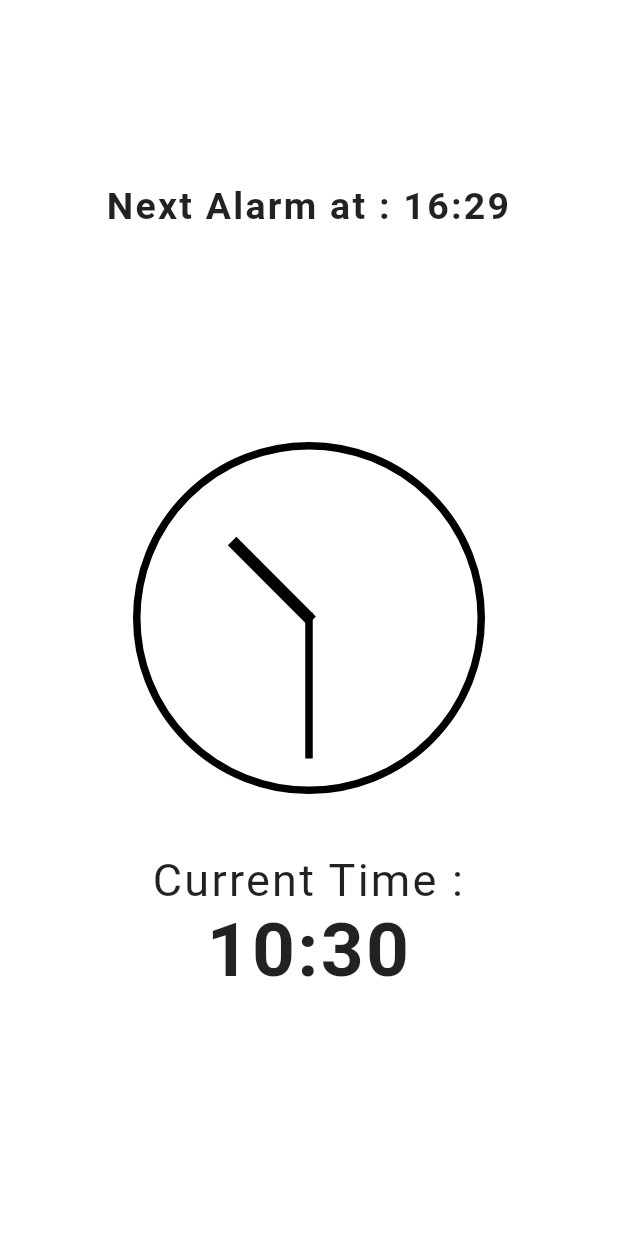
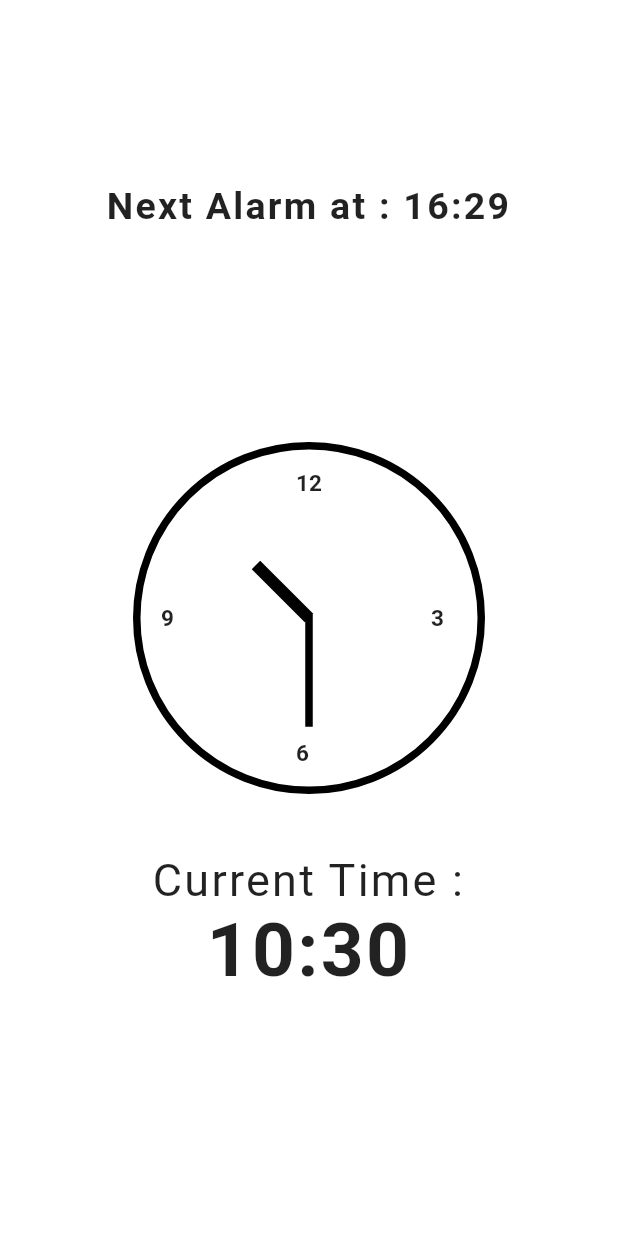
Before and after one commit to adhikagunadarma/simple-alarm-app, a Flutter app: the screen it shows after launch, on a phone screen of 412 x 824 dp. Run offline on Flutter 3.47's test engine with Material 2 defaults, Android fonts, the phone set to English and light mode, and no system bars.

Commit message:
implement number widgets

```diff
--- a/lib/analog_clock.dart
+++ b/lib/analog_clock.dart
@@ -6,6 +6,7 @@ import 'package:intl/intl.dart';
 import 'package:vector_math/vector_math_64.dart' show radians;
 
 import 'hand.dart';
+import 'number.dart';
 
 /// Total distance traveled by a second or a minute hand, each second or minute,
 /// respectively.
@@ -187,16 +188,17 @@ class _AnalogClockState extends State<AnalogClock> {
                           alignment: Alignment.center,
                           children: [
                             // min
+                            Number(),
                             Hand(
                               color: Colors.transparent,
                               size: 0.5,
                               angleRadians: _now.minute * radiansPerTick +
                                   (_now.second / 60) * radiansPerTick,
                               child: Transform.translate(
-                                offset: Offset(0.0, -90.0),
+                                offset: Offset(0.0, -70.0),
                                 child: Container(
                                   width: 10,
-                                  height: 250,
+                                  height: 150,
                                   decoration: BoxDecoration(
                                     color: customTheme.highlightColor,
                                   ),
@@ -211,10 +213,10 @@ class _AnalogClockState extends State<AnalogClock> {
                               angleRadians: _now.hour * radiansPerHour +
                                   (_now.minute / 60) * radiansPerHour,
                               child: Transform.translate(
-                                offset: Offset(0.0, -70.0),
+                                offset: Offset(0.0, -50.0),
                                 child: Container(
                                   width: 16,
-                                  height: 150,
+                                  height: 100,
                                   decoration: BoxDecoration(
                                     color: customTheme.primaryColor,
                                   ),
--- /dev/null
+++ b/lib/number.dart
@@ -0,0 +1,57 @@
+
+import 'package:flutter/material.dart';
+
+class Number extends StatelessWidget{
+
+  @override
+  @override
+  Widget build(BuildContext context) {
+    const fontSize = 15.0;
+
+    return Stack(
+      children: [
+        Transform.translate(
+          offset: Offset(0.0, -90.0),
+          child: Text(
+            '12',
+            style: TextStyle(
+              fontSize: fontSize,
+              fontWeight: FontWeight.bold,
+            ),
+          ),
+        ),
+
+        Transform.translate(
+          offset: Offset(90.0, 0.0),
+          child: Text(
+            '3',
+            style: TextStyle(
+              fontSize: fontSize,
+              fontWeight: FontWeight.bold,
+            ),
+          ),
+        ),
+        Transform.translate(
+          offset: Offset(0.0, 90.0),
+          child: Text(
+            '6',
+            style: TextStyle(
+              fontSize: fontSize,
+              fontWeight: FontWeight.bold,
+            ),
+          ),
+        ),
+        Transform.translate(
+          offset: Offset(-90.0, 0.0),
+          child: Text(
+            '9',
+            style: TextStyle(
+              fontSize: fontSize,
+              fontWeight: FontWeight.bold,
+            ),
+          ),
+        ),
+      ],
+    );
+  }
+}
```
